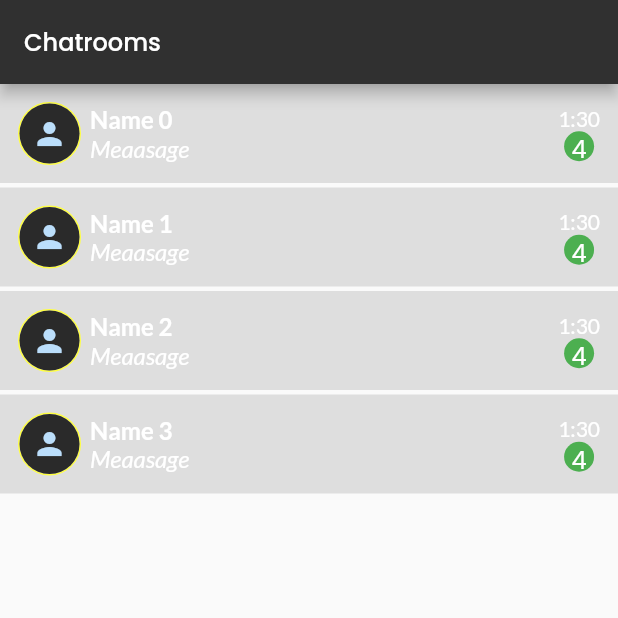
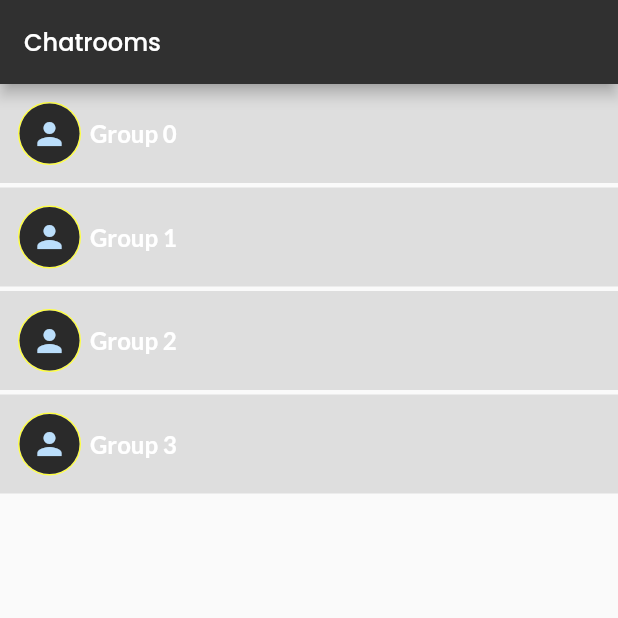
Before and after one commit to GauravKamboj16/day1_task, a Flutter app: the screen it shows after launch, on a phone screen of 412 x 824 dp, the top half of it. Run offline on Flutter 3.47's test engine with Material 2 defaults, Android fonts, the phone set to English and light mode, and no system bars; our stand-ins replace flutter_screenutil, google_fonts, sqflite; accounts and stored records are empty.

Commit message:
Crud using sql

```diff
--- a/lib/modules/Widgets/ChatItem.dart
+++ b/lib/Widgets/ChatItem.dart
@@ -1,5 +1,6 @@
-import 'package:day1_task/modules/Constants/AppColors.dart';
-import 'package:day1_task/modules/Model/ChatModel.dart';
+import 'package:day1_task/Constants/AppColors.dart';
+import 'package:day1_task/Model/ChatModel.dart';
+import 'package:day1_task/services/DatabaseHandler.dart';
 import 'package:flutter/material.dart';
 import 'package:google_fonts/google_fonts.dart';
 
--- a/lib/modules/Widgets/ChatRoomItem.dart
+++ b/lib/Widgets/ChatRoomItem.dart
@@ -1,9 +1,12 @@
-import 'package:day1_task/modules/Constants/AppColors.dart';
+import 'package:day1_task/Constants/AppColors.dart';
+import 'package:day1_task/Model/ChatModel.dart';
 import 'package:flutter/material.dart';
 import 'package:google_fonts/google_fonts.dart';
 
 class ItemDesign extends StatelessWidget {
   final index;
+
+
   const ItemDesign({super.key, this.index});
 
   @override
@@ -31,25 +34,12 @@ class ItemDesign extends StatelessWidget {
            Column(
             crossAxisAlignment: CrossAxisAlignment.start,
             children: [
-             Text("Name $index",style: GoogleFonts.lato(color: AppColors.whiteColor,fontSize: 16,fontWeight: FontWeight.w600),),
-             Text("Meaasage",style: GoogleFonts.lato(color: AppColors.whiteColor,fontSize: 16,fontStyle: FontStyle.italic),)
+             Text("Group $index",style: GoogleFonts.lato(color: AppColors.whiteColor,fontSize: 16,fontWeight: FontWeight.w600),),
+              //Text("${this.message}",style: GoogleFonts.lato(color: AppColors.whiteColor,fontSize: 16,fontStyle: FontStyle.italic),)
             ],
            ),
            Spacer(),
-           Column(
-            children: [
-              Text("1:30",style: GoogleFonts.lato(color: Colors.white),),
-             Container(
-               height:20,
-                width:20,
-              decoration: BoxDecoration(
-                color: Colors.green,
-                shape: BoxShape.circle
 
-               ),
-              child: Center(child: Text("4",style: GoogleFonts.poppins(fontSize:16,color: Colors.white),)))
-            ],
-           )
          ],
        ),
      ),
--- a/lib/main.dart
+++ b/lib/main.dart
@@ -10,7 +10,6 @@ void main() {
 class MyApp extends StatelessWidget {
   const MyApp({super.key});
 
-  // This widget is the root of your application.
   @override
   Widget build(BuildContext context) {
     return ScreenUtilInit(
@@ -27,7 +26,7 @@ class MyApp extends StatelessWidget {
             primarySwatch: Colors.blue,
           ),
           home:   ListingScreen(),
-              ),
+           ),
         );
       }
     );
--- a/lib/modules/view/listingScreen.dart
+++ b/lib/modules/view/listingScreen.dart
@@ -1,5 +1,6 @@
-import 'package:day1_task/modules/Constants/AppColors.dart';
-import 'package:day1_task/modules/Widgets/ChatRoomItem.dart';
+import 'package:day1_task/Constants/AppColors.dart';
+import 'package:day1_task/Widgets/ChatRoomItem.dart';
+import 'package:day1_task/services/DatabaseHandler.dart';
 import 'package:day1_task/modules/view/messageDetail.dart';
 import 'package:flutter/material.dart';
 import 'package:flutter/src/widgets/container.dart';
@@ -15,13 +16,6 @@ class ListingScreen extends StatefulWidget {
 
 class _ListingScreenState extends State<ListingScreen> {
 
-
-  @override
-  void initState() {
-    // TODO: implement initState
-    super.initState();
-
-  }
   @override
   Widget build(BuildContext context) {
     return Scaffold(
@@ -32,7 +26,7 @@ class _ListingScreenState extends State<ListingScreen> {
       ),
 
       body: SafeArea(
-        child: Expanded(
+        child:  Expanded(
           flex: 1,
           child: ListView.separated(
             itemCount: 4,
@@ -40,10 +34,10 @@ class _ListingScreenState extends State<ListingScreen> {
             return GestureDetector(
               onTap: (){
                 Navigator.push(context, MaterialPageRoute(builder: (context){
-                  return MessageDetail(index: index.toString(),);
+                  return MessageDetail(index: index.toString());
                 }));
               },
-              child: ItemDesign(index: index,));
+              child:ItemDesign(index:index,));
           }, separatorBuilder: (BuildContext context, int index) {
             return SizedBox(height: 3,);
            },),
```
Also changed, not shown: lib/modules/controller/MessagingController.dart (+18 -6 lines), lib/modules/services/DatabaseHandler.dart (deleted, +0 -56 lines), lib/modules/view/messageDetail.dart (+83 -10 lines), lib/services/DatabaseHandler.dart (added, +73 -0 lines), lib/Constants/AppColors.dart (renamed from lib/modules/Constants/AppColors.dart), lib/Model/ChatModel.dart (renamed from lib/modules/Model/ChatModel.dart).
